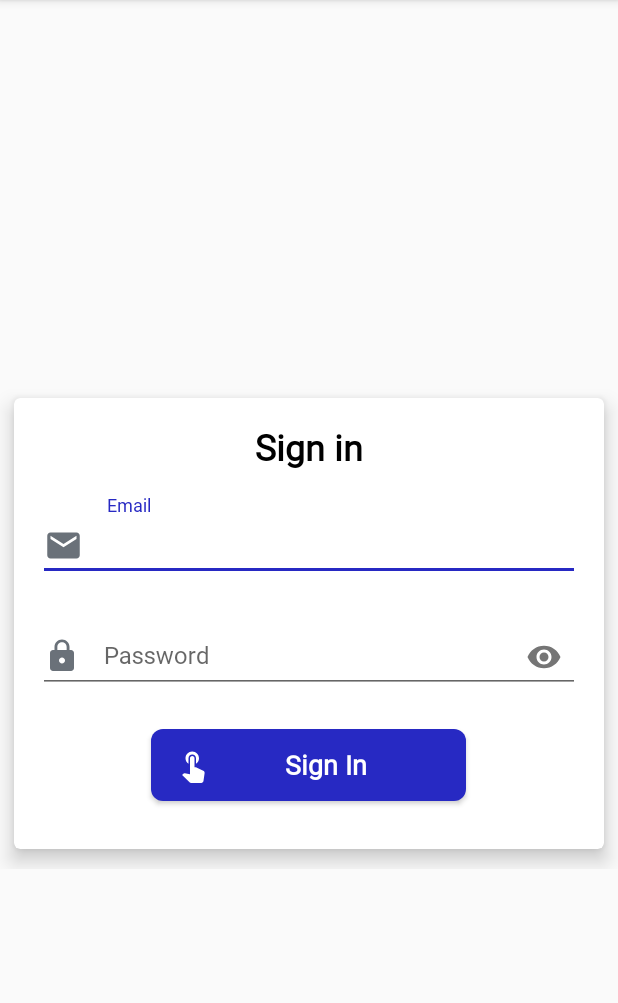
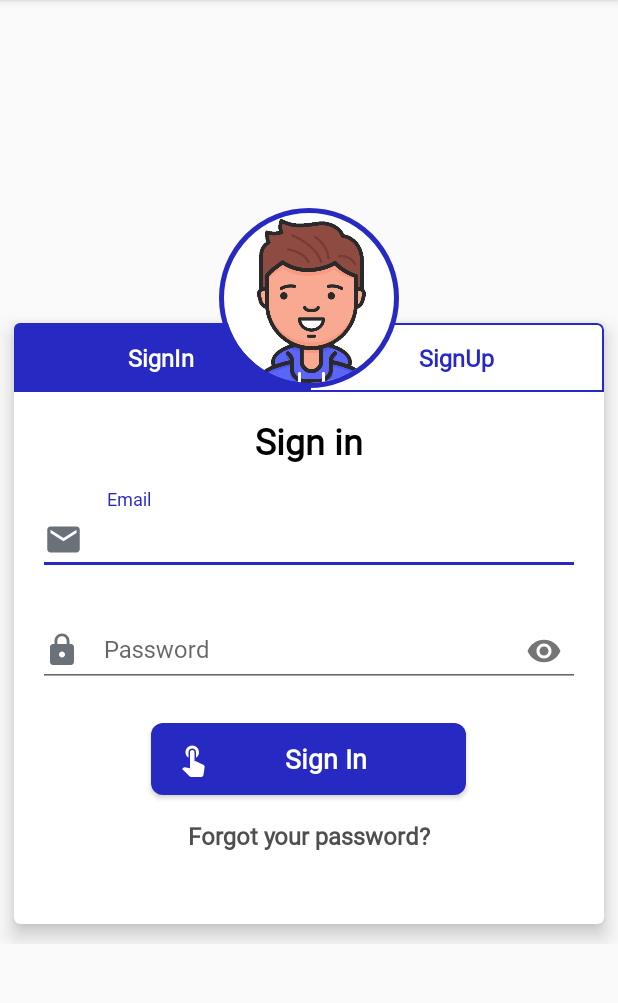
Before and after one commit to NaKfl/android-travel-app, an Android app: the screen it shows after launch (LoginPage), on a phone screen of 412 x 824 dp, the part 84-1087 px from its top. Run offline under Robolectric (Android 15) with nearby library versions, the phone set to English and light mode, and no system bars; our stand-ins replace CircleImageView; 1 statement that could not run was skipped.

Commit message:
Thêm tag SignIn, SignUp và circleview

```diff
--- a/app/src/main/res/layout/activity_login_page.xml
+++ b/app/src/main/res/layout/activity_login_page.xml
@@ -16,6 +16,16 @@
         <RelativeLayout
             android:layout_width="match_parent"
             android:layout_height="wrap_content">
+
+            <de.hdodenhof.circleimageview.CircleImageView xmlns:app="http://schemas.android.com/apk/res-auto"
+                android:id="@+id/circleImageView"
+                android:layout_width="120dp"
+                android:layout_height="120dp"
+                android:layout_centerHorizontal="true"
+                android:elevation="9dp"
+                android:src="@drawable/sigin_boy_img"
+                app:civ_border_color="@color/colorAccent"
+                app:civ_border_width="3dp" />
 
             <android.support.v7.widget.CardView
                 android:layout_width="match_parent"
@@ -36,7 +46,39 @@
                         android:layout_width="match_parent"
                         android:layout_height="wrap_content"
                         android:orientation="horizontal"
-                        android:weightSum="100"/>
+                        android:weightSum="100">
+
+                        <TextView
+                            android:id="@+id/signin"
+                            android:layout_width="0dp"
+                            android:layout_height="wrap_content"
+                            android:layout_weight="50"
+                            android:background="@color/colorAccent"
+                            android:fontFamily="@font/calibri"
+                            android:paddingBottom="12dp"
+                            android:paddingTop="12dp"
+                            android:text="SignIn"
+                            android:textAlignment="center"
+                            android:textColor="#FFFFFF"
+                            android:textSize="16dp"
+                            android:textStyle="bold" />
+
+                        <TextView
+                            android:id="@+id/signup"
+                            android:layout_width="0dp"
+                            android:layout_height="wrap_content"
+                            android:layout_weight="50"
+                            android:background="@drawable/bordershape"
+                            android:fontFamily="@font/calibri"
+                            android:paddingBottom="12dp"
+                            android:paddingTop="12dp"
+                            android:text="SignUp"
+                            android:textAlignment="center"
+                            android:textColor="@color/colorAccent"
+                            android:textSize="16dp"
+                            android:textStyle="bold" />
+
+                    </LinearLayout>
 
                     <LinearLayout
                         android:id="@+id/linearLayout2"
@@ -113,6 +155,18 @@
                             android:textSize="18sp"
                             android:textStyle="bold" />
 
+                        <TextView
+                            android:id="@+id/forgot_password"
+                            android:layout_width="match_parent"
+                            android:layout_height="wrap_content"
+                            android:layout_marginBottom="32dp"
+                            android:fontFamily="@font/calibri"
+                            android:text="Forgot your password?"
+                            android:textAlignment="center"
+                            android:textColor="#4f4f4f"
+                            android:textSize="16sp"
+                            android:textStyle="bold" />
+
                     </LinearLayout>
 
                 </RelativeLayout>
```
Also changed, not shown: app/src/main/res/drawable/sigin_boy_img.jpg (added), app/src/main/res/drawable/sigup_boy_img.jpg (added).
